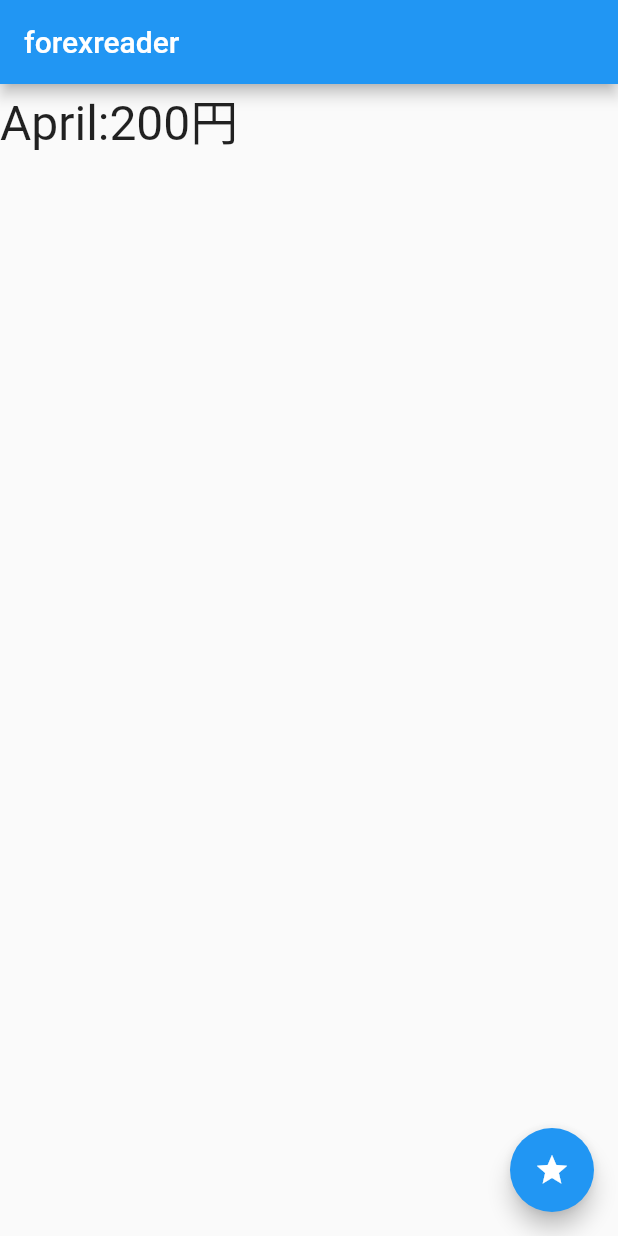
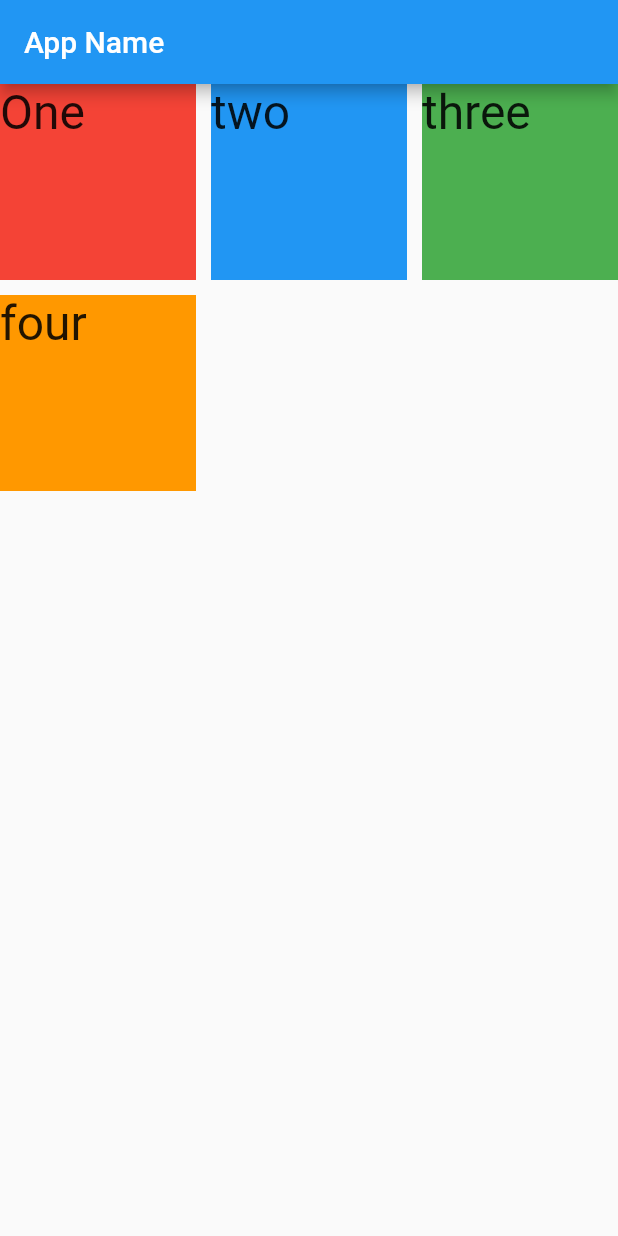
Before and after one commit to rinetranger/forexapp, a Flutter app: the screen it shows after launch, on a phone screen of 412 x 824 dp. Run offline on Flutter 3.47's test engine with Material 2 defaults, Android fonts, the phone set to English and light mode, and no system bars; Roboto replaces fonts that are missing (Robot).

Commit message:
gridveiw.count

```diff
--- a/lib/main.dart
+++ b/lib/main.dart
@@ -5,105 +5,78 @@ void main() {
 }
 
 class MyApp extends StatelessWidget {
-  final title = "forexreader";
-  // This widget is the root of your application.
   @override
   Widget build(BuildContext context) {
     return new MaterialApp(
-      title: 'flutter demo',
-      home: new MyHomePage(
-        title: this.title,
+      title: 'Generated App',
+      theme: new ThemeData(
+        primarySwatch: Colors.blue,
+        primaryColor: const Color(0xFF2196f3),
+        accentColor: const Color(0xFF2196f3),
+        canvasColor: const Color(0xFFfafafa),
       ),
-
-      // This is the theme of your application.
-      //
-      // Try running your application with "flutter run". You'll see the
-      // application has a blue toolbar. Then, without quitting the app, try
-      // changing the primarySwatch below to Colors.green and then invoke
-      // "hot reload" (press "r" in the console where you ran "flutter run",
-      // or simply save your changes to "hot reload" in a Flutter IDE).
-      // Notice that the counter didn't reset back to zero; the application
-      // is not restarted.
-
-      // This makes the visual density adapt to the platform that you run
-      // the app on. For desktop platforms, the controls will be smaller and
-      // closer together (more dense) than on mobile platforms.
+      home: new MyHomePage(),
     );
   }
 }
 
 class MyHomePage extends StatefulWidget {
-  final String title;
-  MyHomePage({this.title}) : super();
-
-  // This widget is the home page of your application. It is stateful, meaning
-  // that it has a State object (defined below) that contains fields that affect
-  // how it looks.
-
-  // This class is the configuration for the state. It holds the values (in this
-  // case the title) provided by the parent (in this case the App widget) and
-  // used by the build method of the State. Fields in a Widget subclass are
-  // always marked "final".
-
+  MyHomePage({Key key}) : super(key: key);
   @override
   _MyHomePageState createState() => new _MyHomePageState();
 }
 
-class Data {
-  int _price;
-  String _name;
-
-  Data(this._name, this._price) : super();
-
-  String toString() {
-    return _name + ':' + _price.toString() + '円';
-  }
-}
-
 class _MyHomePageState extends State<MyHomePage> {
-  static final _data = [
-    Data('April', 200),
-    Data('Orange', 150),
-    Data('Peach', 300)
+  var _gridData = <Widget>[
+    Container(
+      color: Colors.red,
+      child: Text(
+        "One",
+        style: TextStyle(
+            fontSize: 32.0, fontWeight: FontWeight.w400, fontFamily: "Robot"),
+      ),
+    ),
+    Container(
+      color: Colors.blue,
+      child: Text(
+        "two",
+        style: TextStyle(
+            fontSize: 32.0, fontWeight: FontWeight.w400, fontFamily: "Robot"),
+      ),
+    ),
+    Container(
+      color: Colors.green,
+      child: Text(
+        "three",
+        style: TextStyle(
+            fontSize: 32.0, fontWeight: FontWeight.w400, fontFamily: "Robot"),
+      ),
+    ),
+    Container(
+      color: Colors.orange,
+      child: Text(
+        "four",
+        style: TextStyle(
+            fontSize: 32.0, fontWeight: FontWeight.w400, fontFamily: "Robot"),
+      ),
+    ),
   ];
-  Data _item;
 
   @override
-  void initState() {
-    super.initState();
-    _item = _data[0];
-  }
-
-  void _setData() {
-    setState(() {
-      _item = (_data..shuffle()).first;
-    });
-  }
-
   Widget build(BuildContext context) {
-    // This method is rerun every time setState is called, for instance as done
-    // by the _incrementCounter method above.
-    //
-    // The Flutter framework has been optimized to make rerunning build methods
-    // fast, so that you can just rebuild anything that needs updating rather
-    // than having to individually change instances of widgets.
-    return Scaffold(
+    return new Scaffold(
       appBar: AppBar(
-        // Here we take the value from the MyHomePage object that was created by
-        // the App.build method, and use it to set our appbar title.
-        title: Text(widget.title),
+        title: Text('App Name'),
       ),
-      body: Text(
-        // Center is a layout widget. It takes a single child and positions it
-        // in the middle of the parent.
-        _item.toString(),
-        style: TextStyle(fontSize: 32.0),
-      ),
-      floatingActionButton: FloatingActionButton(
-        onPressed: _setData,
-        tooltip: 'set message',
-        child: Icon(Icons.star),
+      body: new GridView.extent(
+        maxCrossAxisExtent: 150.0,
+        mainAxisSpacing: 10.0,
+        crossAxisSpacing: 10.0,
+        padding: const EdgeInsets.all(0.0),
+        children: _gridData,
       ),
     );
   }
+
+  void fabPressed() {}
 }
```
